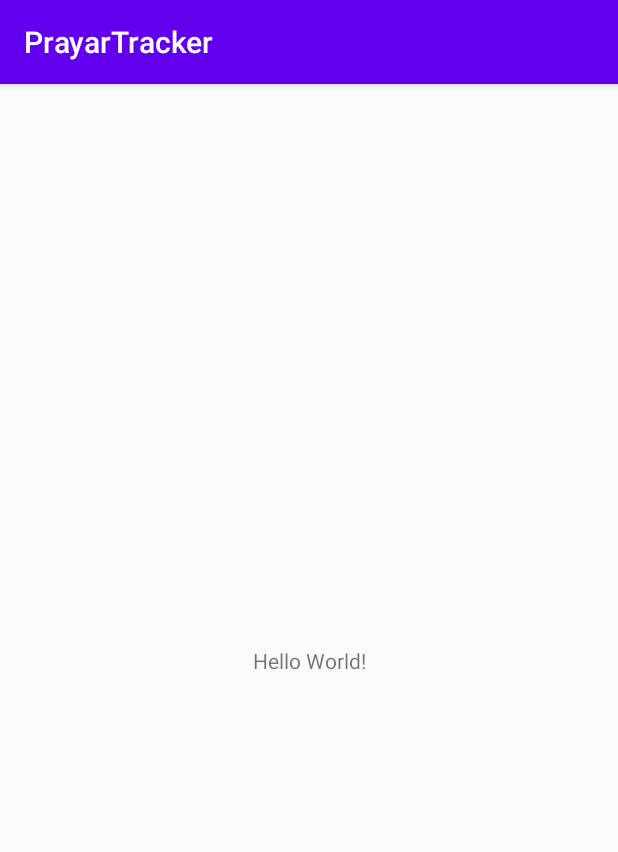
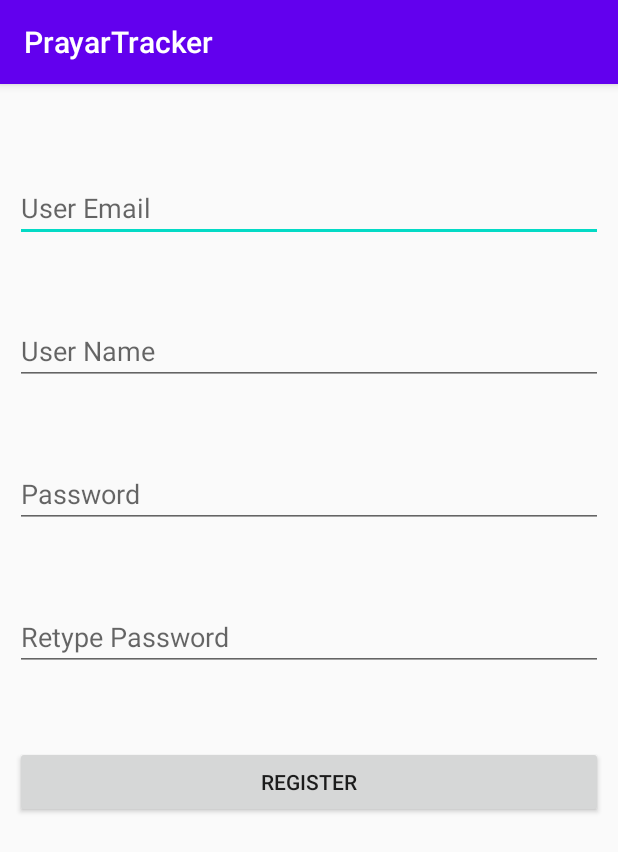
Before and after one commit to shhdSU/Prayar-Tracker-Android-Application, an Android app: the screen it shows after launch (MainActivity), on a phone screen of 412 x 824 dp. Shown: the top 852 px of the screen. Run offline under Robolectric (Android 15) with nearby library versions, the phone set to English and light mode, and no system bars.

Commit message:
done from register

```diff
--- a/PrayarTracker/app/src/main/java/com/example/prayartracker/MainActivity.java
+++ b/PrayarTracker/app/src/main/java/com/example/prayartracker/MainActivity.java
@@ -1,14 +1,55 @@
 package com.example.prayartracker;
-
 import androidx.appcompat.app.AppCompatActivity;
-
+import android.content.Intent;
 import android.os.Bundle;
-
+import android.view.View;
+import android.widget.Button;
+import android.widget.EditText;
+import android.widget.Toast;
 public class MainActivity extends AppCompatActivity {
-
+    EditText email, username, password, repassword;
+    Button signup;
+    DataBase DB;
     @Override
     protected void onCreate(Bundle savedInstanceState) {
         super.onCreate(savedInstanceState);
         setContentView(R.layout.activity_main);
+        email = (EditText) findViewById(R.id.email);
+        username = (EditText) findViewById(R.id.username);
+        password = (EditText) findViewById(R.id.password);
+        repassword = (EditText) findViewById(R.id.repassword);
+        signup = (Button) findViewById(R.id.btnsignup);
+        DB = new DataBase(this);
+        signup.setOnClickListener(new View.OnClickListener() {
+            @Override
+            public void onClick(View view) {
+                String Email = email.getText().toString();
+                String Username = username.getText().toString();
+                String Pass = password.getText().toString();
+                String Repass = repassword.getText().toString();
+                if(Email.equals("")||Username.equals("")||Pass.equals("")||Repass.equals(""))
+                    Toast.makeText(MainActivity.this, "Please enter all the fields", Toast.LENGTH_SHORT).show();
+                else{
+                    if(Pass.equals(Repass)){
+                        Boolean checkuserEmail = DB.checkemail(Email);
+                        if(checkuserEmail==false){
+                            Boolean insert = DB.insertData(Email, Username, Pass);
+                            if(insert==true){
+                                Toast.makeText(MainActivity.this, "Registered successfully", Toast.LENGTH_SHORT).show();
+                                Intent intent = new Intent(getApplicationContext(),HomeScreenActivity.class);
+                                startActivity(intent);
+                            }else{
+                                Toast.makeText(MainActivity.this, "Registration failed", Toast.LENGTH_SHORT).show();
+                            }
+                        }
+                        else{
+                            Toast.makeText(MainActivity.this, "User already exists! please sign in", Toast.LENGTH_SHORT).show();
+                        }
+                    }else{
+                        Toast.makeText(MainActivity.this, "Passwords not matching", Toast.LENGTH_SHORT).show();
+                    }
+                }
+            }
+        });
     }
 }
--- a/PrayarTracker/app/src/main/res/layout/activity_main.xml
+++ b/PrayarTracker/app/src/main/res/layout/activity_main.xml
@@ -1,18 +1,43 @@
 <?xml version="1.0" encoding="utf-8"?>
-<androidx.constraintlayout.widget.ConstraintLayout xmlns:android="http://schemas.android.com/apk/res/android"
+<RelativeLayout xmlns:android="http://schemas.android.com/apk/res/android"
     xmlns:app="http://schemas.android.com/apk/res-auto"
     xmlns:tools="http://schemas.android.com/tools"
     android:layout_width="match_parent"
     android:layout_height="match_parent"
+    android:padding="10dp"
     tools:context=".MainActivity">
-
-    <TextView
-        android:layout_width="wrap_content"
+    <EditText
+        android:id="@+id/email"
+        android:layout_width="match_parent"
         android:layout_height="wrap_content"
-        android:text="Hello World!"
-        app:layout_constraintBottom_toBottomOf="parent"
-        app:layout_constraintLeft_toLeftOf="parent"
-        app:layout_constraintRight_toRightOf="parent"
-        app:layout_constraintTop_toTopOf="parent" />
-
-</androidx.constraintlayout.widget.ConstraintLayout>
+        android:hint="User Email"
+        android:layout_marginTop="50dp"/>
+    <EditText
+        android:id="@+id/username"
+        android:layout_width="match_parent"
+        android:layout_height="wrap_content"
+        android:hint="User Name"
+        android:layout_marginTop="50dp"
+        android:layout_below="@+id/email"/>
+    <EditText
+        android:id="@+id/password"
+        android:layout_width="match_parent"
+        android:layout_height="wrap_content"
+        android:hint="Password"
+        android:layout_marginTop="50dp"
+        android:layout_below="@+id/username"/>
+    <EditText
+        android:id="@+id/repassword"
+        android:layout_width="match_parent"
+        android:layout_height="wrap_content"
+        android:hint="Retype Password"
+        android:layout_marginTop="50dp"
+        android:layout_below="@+id/password"/>
+    <Button
+        android:id="@+id/btnsignup"
+        android:layout_width="match_parent"
+        android:layout_height="wrap_content"
+        android:text="Register"
+        android:layout_marginTop="50dp"
+        android:layout_below="@+id/repassword"/>
+</RelativeLayout>
```
Also changed, not shown: PrayarTracker/app/src/main/AndroidManifest.xml (+5 -4 lines), PrayarTracker/app/src/main/java/com/example/prayartracker/DataBase.java (added, +48 -0 lines), PrayarTracker/app/src/main/java/com/example/prayartracker/HomeScreenActivity.java (renamed from PrayarTracker/app/src/main/java/com/example/prayartracker/ui/login/RegisterActivity.java, +3 -7 lines), PrayarTracker/app/src/main/java/com/example/prayartracker/ui/login/LoggedInUserView.java (deleted, +0 -17 lines), PrayarTracker/app/src/main/java/com/example/prayartracker/ui/login/LoginFormState.java (deleted, +0 -40 lines), PrayarTracker/app/src/main/java/com/example/prayartracker/ui/login/LoginResult.java (deleted, +0 -31 lines), PrayarTracker/app/src/main/java/com/example/prayartracker/ui/login/LoginViewModel.java (deleted, +0 -70 lines), PrayarTracker/app/src/main/java/com/example/prayartracker/ui/login/LoginViewModelFactory.java (deleted, +0 -26 lines), PrayarTracker/app/src/main/java/com/example/prayartracker/ui/login/PrayerLoginActivity.java (deleted, +0 -130 lines), PrayarTracker/app/src/main/res/layout/activity_home_screen.xml (added, +8 -0 lines), PrayarTracker/app/src/main/res/layout/activity_register.xml (deleted, +0 -38 lines), 1 other file.
